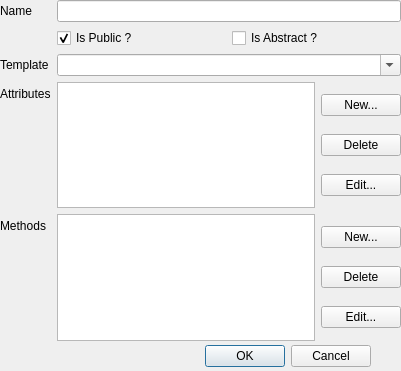
The window that newclass.ui (AvaN0x/IUT-UMLDesigner) describes before a commit, drawn with Qt 5.
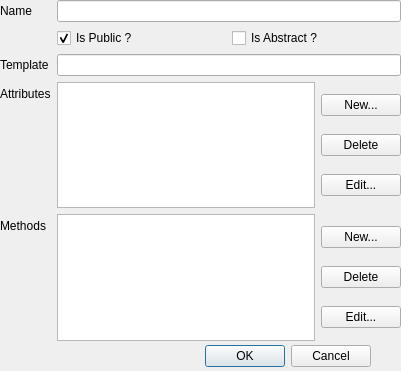
The same window after the commit.

Diff of the .ui file:
```diff
--- a/newclass.ui
+++ b/newclass.ui
@@ -169,11 +169,7 @@
      </widget>
     </item>
     <item row="2" column="1">
-     <widget class="QComboBox" name="cbx_template">
-      <property name="editable">
-       <bool>true</bool>
-      </property>
-     </widget>
+     <widget class="QLineEdit" name="le_template"/>
     </item>
    </layout>
   </widget>
```
